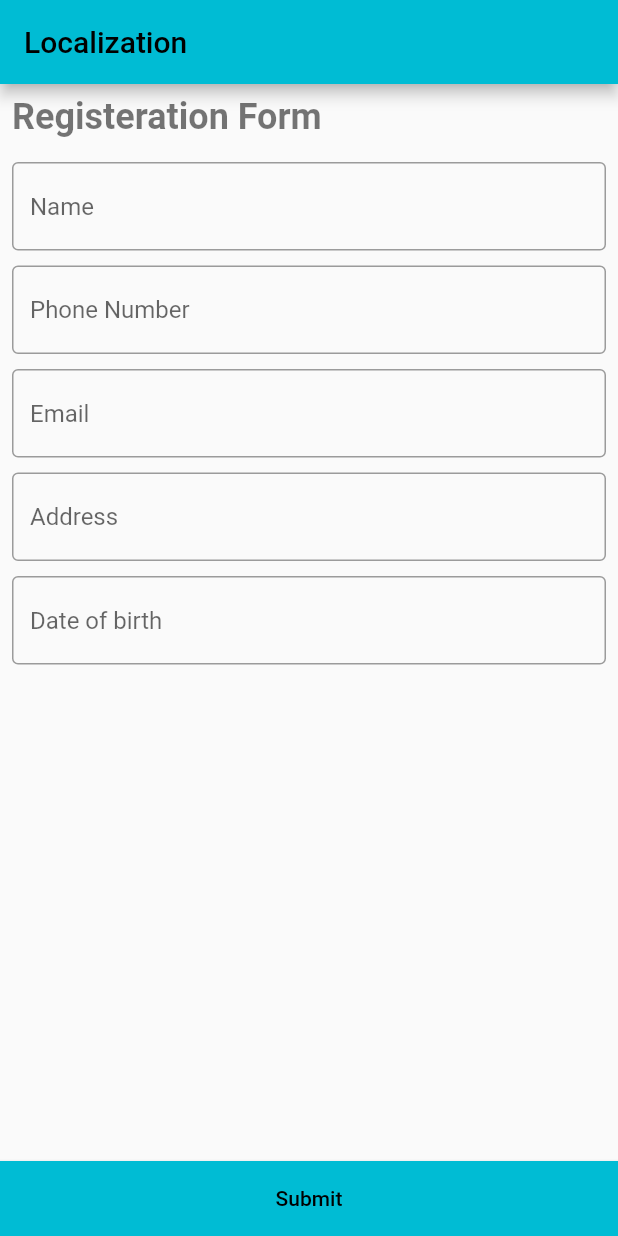
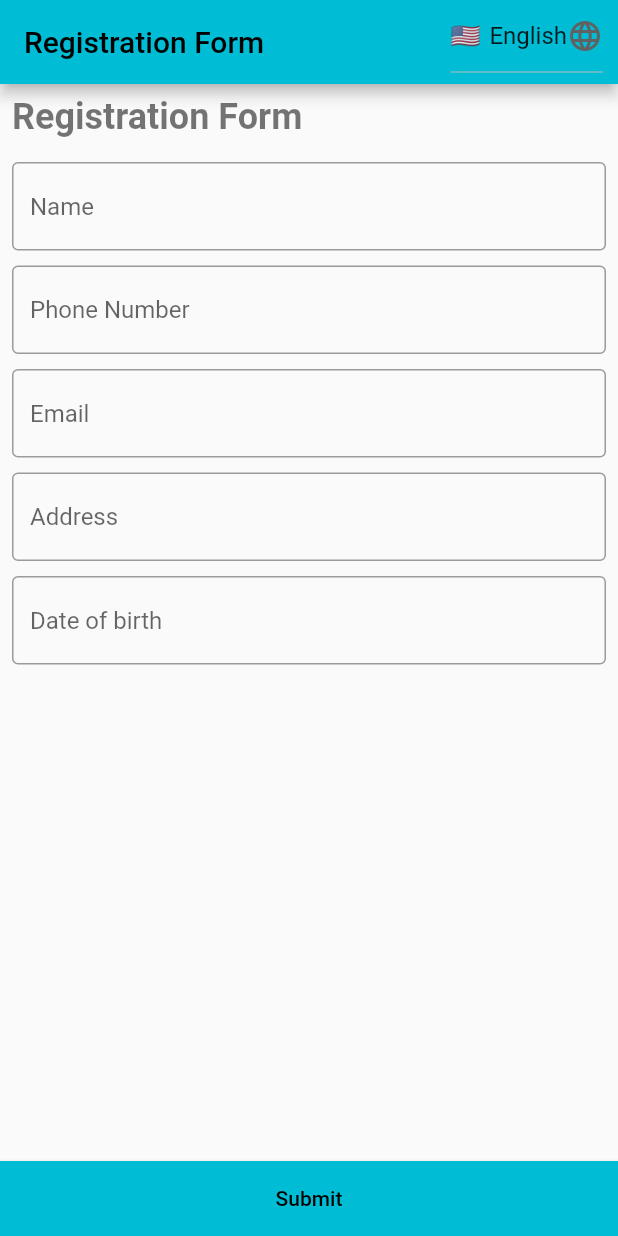
Before and after one commit to SamiUllah-dev/flutter_localization, a Flutter app: the screen it shows after launch, after a tap on "Submit", on a phone screen of 412 x 824 dp. Run offline on Flutter 3.47's test engine with Material 2 defaults, Android fonts, the light colour scheme and no system bars; our stand-ins replace shared_preferences.

Commit message:
shared_prefs added

````diff
--- /dev/null
+++ b/l10n.yaml
@@ -0,0 +1,3 @@
+arb-dir: lib/l10n
+template-arb-file: app_en.arb
+output-localization-file: app_localizations.dart
--- /dev/null
+++ b/lib/l10n/gen_l10n/app_localizations.dart
@@ -0,0 +1,178 @@
+import 'dart:async';
+
+import 'package:flutter/foundation.dart';
+import 'package:flutter/widgets.dart';
+import 'package:flutter_localizations/flutter_localizations.dart';
+import 'package:intl/intl.dart' as intl;
+
+import 'app_localizations_en.dart';
+import 'app_localizations_hi.dart';
+import 'app_localizations_ur.dart';
+
+/// Callers can lookup localized strings with an instance of AppLocalizations
+/// returned by `AppLocalizations.of(context)`.
+///
+/// Applications need to include `AppLocalizations.delegate()` in their app's
+/// `localizationDelegates` list, and the locales they support in the app's
+/// `supportedLocales` list. For example:
+///
+/// ```dart
+/// import 'gen_l10n/app_localizations.dart';
+///
+/// return MaterialApp(
+///   localizationsDelegates: AppLocalizations.localizationsDelegates,
+///   supportedLocales: AppLocalizations.supportedLocales,
+///   home: MyApplicationHome(),
+/// );
+/// ```
+///
+/// ## Update pubspec.yaml
+///
+/// Please make sure to update your pubspec.yaml to include the following
+/// packages:
+///
+/// ```yaml
+/// dependencies:
+///   # Internationalization support.
+///   flutter_localizations:
+///     sdk: flutter
+///   intl: any # Use the pinned version from flutter_localizations
+///
+///   # Rest of dependencies
+/// ```
+///
+/// ## iOS Applications
+///
+/// iOS applications define key application metadata, including supported
+/// locales, in an Info.plist file that is built into the application bundle.
+/// To configure the locales supported by your app, you’ll need to edit this
+/// file.
+///
+/// First, open your project’s ios/Runner.xcworkspace Xcode workspace file.
+/// Then, in the Project Navigator, open the Info.plist file under the Runner
+/// project’s Runner folder.
+///
+/// Next, select the Information Property List item, select Add Item from the
+/// Editor menu, then select Localizations from the pop-up menu.
+///
+/// Select and expand the newly-created Localizations item then, for each
+/// locale your application supports, add a new item and select the locale
+/// you wish to add from the pop-up menu in the Value field. This list should
+/// be consistent with the languages listed in the AppLocalizations.supportedLocales
+/// property.
+abstract class AppLocalizations {
+  AppLocalizations(String locale) : localeName = intl.Intl.canonicalizedLocale(locale.toString());
+
+  final String localeName;
+
+  static AppLocalizations? of(BuildContext context) {
+    return Localizations.of<AppLocalizations>(context, AppLocalizations);
+  }
+
+  static const LocalizationsDelegate<AppLocalizations> delegate = _AppLocalizationsDelegate();
+
+  /// A list of this localizations delegate along with the default localizations
+  /// delegates.
+  ///
+  /// Returns a list of localizations delegates containing this delegate along with
+  /// GlobalMaterialLocalizations.delegate, GlobalCupertinoLocalizations.delegate,
+  /// and GlobalWidgetsLocalizations.delegate.
+  ///
+  /// Additional delegates can be added by appending to this list in
+  /// MaterialApp. This list does not have to be used at all if a custom list
+  /// of delegates is preferred or required.
+  static const List<LocalizationsDelegate<dynamic>> localizationsDelegates = <LocalizationsDelegate<dynamic>>[
+    delegate,
+    GlobalMaterialLocalizations.delegate,
+    GlobalCupertinoLocalizations.delegate,
+    GlobalWidgetsLocalizations.delegate,
+  ];
+
+  /// A list of this localizations delegate's supported locales.
+  static const List<Locale> supportedLocales = <Locale>[
+    Locale('en'),
+    Locale('hi'),
+    Locale('ur')
+  ];
+
+  /// No description provided for @localization.
+  ///
+  /// In en, this message translates to:
+  /// **'Localization'**
+  String get localization;
+
+  /// No description provided for @registrationForm.
+  ///
+  /// In en, this message translates to:
+  /// **'Registration Form'**
+  String get registrationForm;
+
+  /// No description provided for @name.
+  ///
+  /// In en, this message translates to:
+  /// **'Name'**
+  String get name;
+
+  /// No description provided for @phoneNumber.
+  ///
+  /// In en, this message translates to:
+  /// **'Phone Number'**
+  String get phoneNumber;
+
+  /// No description provided for @email.
+  ///
+  /// In en, this message translates to:
+  /// **'Email'**
+  String get email;
+
+  /// No description provided for @address.
+  ///
+  /// In en, this message translates to:
+  /// **'Address'**
+  String get address;
+
+  /// No description provided for @dateOfBirth.
+  ///
+  /// In en, this message translates to:
+  /// **'Date of birth'**
+  String get dateOfBirth;
+
+  /// No description provided for @submit.
+  ///
+  /// In en, this message translates to:
+  /// **'Submit'**
+  String get submit;
+}
+
+class _AppLocalizationsDelegate extends LocalizationsDelegate<AppLocalizations> {
+  const _AppLocalizationsDelegate();
+
+  @override
+  Future<AppLocalizations> load(Locale locale) {
+    return SynchronousFuture<AppLocalizations>(lookupAppLocalizations(locale));
+  }
+
+  @override
+  bool isSupported(Locale locale) => <String>['en', 'hi', 'ur'].contains(locale.languageCode);
+
+  @override
+  bool shouldReload(_AppLocalizationsDelegate old) => false;
+}
+
+AppLocalizations lookupAppLocalizations(Locale locale) {
+
+
+  // Lookup logic when only language code is specified.
+  switch (locale.languageCode) {
+    case 'en': return AppLocalizationsEn();
+    case 'hi': return AppLocalizationsHi();
+    case 'ur': return AppLocalizationsUr();
+  }
+
+  throw FlutterError(
+    'AppLocalizations.delegate failed to load unsupported locale "$locale". This is likely '
+    'an issue with the localizations generation tool. Please file an issue '
+    'on GitHub with a reproducible sample app and the gen-l10n configuration '
+    'that was used.'
+  );
+}
--- /dev/null
+++ b/lib/localization/constants.dart
@@ -0,0 +1,23 @@
+import 'package:flutter/material.dart';
+import 'package:flutter_localization_app/l10n/gen_l10n/app_localizations.dart';
+import 'package:shared_preferences/shared_preferences.dart';
+
+const String languageCode = 'language-code';
+AppLocalizations translation(BuildContext context) {
+  return AppLocalizations.of(context)!;
+}
+
+const String english = 'en';
+const String urdu = 'ur';
+const String hindi = 'hi';
+
+Future<void> setLocale(String lc) async {
+  SharedPreferences prefs = await SharedPreferences.getInstance();
+  await prefs.setString(languageCode, lc);
+}
+
+Future<Locale> getLocale() async {
+  SharedPreferences prefs = await SharedPreferences.getInstance();
+  String lc = prefs.getString(languageCode) ?? english;
+  return Locale(lc, '');
+}
--- /dev/null
+++ b/lib/localization/supported_languages_list.dart
@@ -0,0 +1,16 @@
+import '../models/language.dart';
+import 'package:flutter/material.dart';
+
+List<Language> languages = [
+  Language(id: '1', name: 'English', flag: '🇺🇸', code: 'en'),
+  Language(id: '2', name: 'اردو', flag: '🇵🇰', code: 'ur'),
+  Language(id: '3', name: 'हिंदी', flag: '🇮🇳', code: 'hi'),
+  // Language(id: '3', name: 'پښتو', flag: '🇦🇫', code: 'pus'),
+];
+
+List<Locale> locales = const [
+  Locale('en', ''), // English
+  Locale('ur', ''), // Urdu
+  Locale('hi', ''), // Hindi
+  // Locale('pus', ''), // Pashto
+];
--- a/lib/main.dart
+++ b/lib/main.dart
@@ -1,40 +1,109 @@
 import 'package:flutter/material.dart';
+import 'package:flutter_localization_app/localization/constants.dart';
+import 'package:flutter_localization_app/localization/supported_languages_list.dart';
+import 'package:flutter_localization_app/models/language.dart';
 import 'package:flutter_localization_app/screens/registeration_screen.dart';
+import '../l10n/gen_l10n/app_localizations.dart';
 
 void main() {
-  runApp(const MyApp());
+  runApp(MyApp());
 }
 
-class MyApp extends StatelessWidget {
-  const MyApp({super.key});
+class MyApp extends StatefulWidget {
+  MyApp({super.key});
+
+  @override
+  State<MyApp> createState() => _MyAppState();
+}
+
+class _MyAppState extends State<MyApp> {
+  Locale? _locale = const Locale('en', '');
+
+  setLocale(Locale locale) {
+    setState(() {
+      _locale = locale;
+    });
+  }
+
+  @override
+  void didChangeDependencies() {
+    getLocale().then((locale) => setLocale(locale));
+    super.didChangeDependencies();
+  }
 
   @override
   Widget build(BuildContext context) {
     return MaterialApp(
+      debugShowCheckedModeBanner: false,
       title: 'Localization',
       theme: ThemeData(
         primarySwatch: Colors.cyan,
       ),
-      home: const MyHomePage(title: 'Localization'),
+      localizationsDelegates: AppLocalizations.localizationsDelegates,
+      supportedLocales: AppLocalizations.supportedLocales,
+      locale: _locale,
+      home: MyHomePage(setLocale: setLocale),
     );
   }
 }
 
 class MyHomePage extends StatefulWidget {
-  const MyHomePage({super.key, required this.title});
-
-  final String title;
+  final Function(Locale) setLocale;
+  const MyHomePage({super.key, required this.setLocale});
 
   @override
   State<MyHomePage> createState() => _MyHomePageState();
 }
 
 class _MyHomePageState extends State<MyHomePage> {
+  Language? dropdownvalue;
+
+  setLanguage(Language language) {
+    setState(() {
+      dropdownvalue = language;
+    });
+  }
+
+  @override
+  void didChangeDependencies() {
+    getLocale().then((locale) {
+      Language language = languages
+          .firstWhere((language) => language.code == locale.languageCode);
+      setLanguage(language);
+    });
+    super.didChangeDependencies();
+  }
+
   @override
   Widget build(BuildContext context) {
     return Scaffold(
       appBar: AppBar(
-        title: Text(widget.title),
+        title: Text(translation(context).registrationForm),
+        actions: [
+          DropdownButton<Language>(
+            value: dropdownvalue,
+            icon: const Icon(Icons.language),
+            items: languages
+                .map((language) => DropdownMenuItem<Language>(
+                    value: language,
+                    child: Row(mainAxisSize: MainAxisSize.min, children: [
+                      Text(language.flag),
+                      const SizedBox(
+                        width: 06,
+                      ),
+                      Text(language.name),
+                    ])))
+                .toList(),
+            onChanged: (language) {
+              setLocale(language!.code);
+              widget.setLocale(Locale(language.code, ''));
+              setState(() {
+                dropdownvalue = language;
+              });
+            },
+          ),
+          const SizedBox(width: 10),
+        ],
       ),
       body: const RegisterationScreen(),
     );
--- a/lib/screens/registeration_screen.dart
+++ b/lib/screens/registeration_screen.dart
@@ -1,12 +1,25 @@
-import 'package:flutter/cupertino.dart';
 import 'package:flutter/material.dart';
-import 'package:flutter/src/widgets/container.dart';
-import 'package:flutter/src/widgets/framework.dart';
+import 'package:intl/intl.dart';
 
-class RegisterationScreen extends StatelessWidget {
+import '../l10n/gen_l10n/app_localizations.dart';
+
+class RegisterationScreen extends StatefulWidget {
   const RegisterationScreen({super.key});
 
-  Future<void> openCalender(BuildContext context) async {
+  @override
+  State<RegisterationScreen> createState() => _RegisterationScreenState();
+}
+
+class _RegisterationScreenState extends State<RegisterationScreen> {
+  final _dobController = TextEditingController();
+
+  @override
+  void dispose() {
+    _dobController.dispose();
+    super.dispose();
+  }
+
+  Future<String?> openCalender(BuildContext context) async {
     DateTime? pickedDate = await showDatePicker(
         context: context, //context of current state
         initialDate: DateTime.now(),
@@ -15,9 +28,9 @@ class RegisterationScreen extends StatelessWidget {
         lastDate: DateTime(2101));
 
     if (pickedDate != null) {
-      print(pickedDate); //pickedDate output format => 2021-03-10 00:00:00.000
+      return DateFormat.yMd('ur').format(pickedDate);
     } else {
-      print("Date is not selected");
+      return null;
     }
   }
 
@@ -36,7 +49,7 @@ class RegisterationScreen extends StatelessWidget {
                 mainAxisAlignment: MainAxisAlignment.center,
                 children: [
                   Text(
-                    'Registeration Form',
+                    AppLocalizations.of(context)!.registrationForm,
                     style: TextStyle(
                       fontSize: 24,
                       fontWeight: FontWeight.bold,
@@ -48,7 +61,7 @@ class RegisterationScreen extends StatelessWidget {
                   ),
                   TextField(
                     decoration: InputDecoration(
-                      hintText: 'Name',
+                      hintText: AppLocalizations.of(context)!.name,
                       border: OutlineInputBorder(),
                     ),
                   ),
@@ -57,7 +70,7 @@ class RegisterationScreen extends StatelessWidget {
                   ),
                   TextField(
                     decoration: InputDecoration(
-                      hintText: 'Phone Number',
+                      hintText: AppLocalizations.of(context)!.phoneNumber,
                       border: OutlineInputBorder(),
                     ),
                   ),
@@ -66,7 +79,7 @@ class RegisterationScreen extends StatelessWidget {
                   ),
                   TextField(
                     decoration: InputDecoration(
-                      hintText: 'Email',
+                      hintText: AppLocalizations.of(context)!.email,
                       border: OutlineInputBorder(),
                     ),
                   ),
@@ -75,21 +88,25 @@ class RegisterationScreen extends StatelessWidget {
                   ),
                   TextField(
                     decoration: InputDecoration(
-                      hintText: 'Address',
+                      hintText: AppLocalizations.of(context)!.address,
                       border: OutlineInputBorder(),
                     ),
                   ),
-                  SizedBox(
+                  const SizedBox(
                     height: 10,
                   ),
                   TextField(
+                    controller: _dobController,
                     onTap: () async {
-                      openCalender(context);
+                      String? datetime = await openCalender(context);
+                      if (datetime != null) {
+                        _dobController.text = datetime;
+                      }
                     },
                     readOnly: true,
                     decoration: InputDecoration(
-                      hintText: 'Date of birth',
-                      border: OutlineInputBorder(),
+                      hintText: AppLocalizations.of(context)!.dateOfBirth,
+                      border: const OutlineInputBorder(),
                     ),
                   ),
                 ],
@@ -103,7 +120,7 @@ class RegisterationScreen extends StatelessWidget {
                     borderRadius: BorderRadius.zero),
                 minimumSize: const Size(double.infinity, 50)),
             onPressed: () {},
-            child: const Text('Submit'))
+            child: Text(AppLocalizations.of(context)!.submit))
       ],
     );
   }
--- a/lib/supported_languages_list.dart
+++ /dev/null
@@ -1,6 +0,0 @@
-import 'models/language.dart';
-
-List<Language> Languages = [
-  Language(id: '1', name: 'English', flag: '🇺🇸', code: 'en'),
-  Language(id: '2', name: 'Urdu', flag: '🇵🇰', code: 'ur'),
-];
````
Also changed, not shown: lib/l10n/app_en.arb (added, +10 -0 lines), lib/l10n/app_hi.arb (added, +10 -0 lines), lib/l10n/app_ur.arb (added, +10 -0 lines), lib/l10n/gen_l10n/app_localizations_en.dart (added, +30 -0 lines), lib/l10n/gen_l10n/app_localizations_hi.dart (added, +30 -0 lines), lib/l10n/gen_l10n/app_localizations_ur.dart (added, +30 -0 lines), pubspec.yaml (+7 -4 lines), pubspec.lock, 1 other file.
